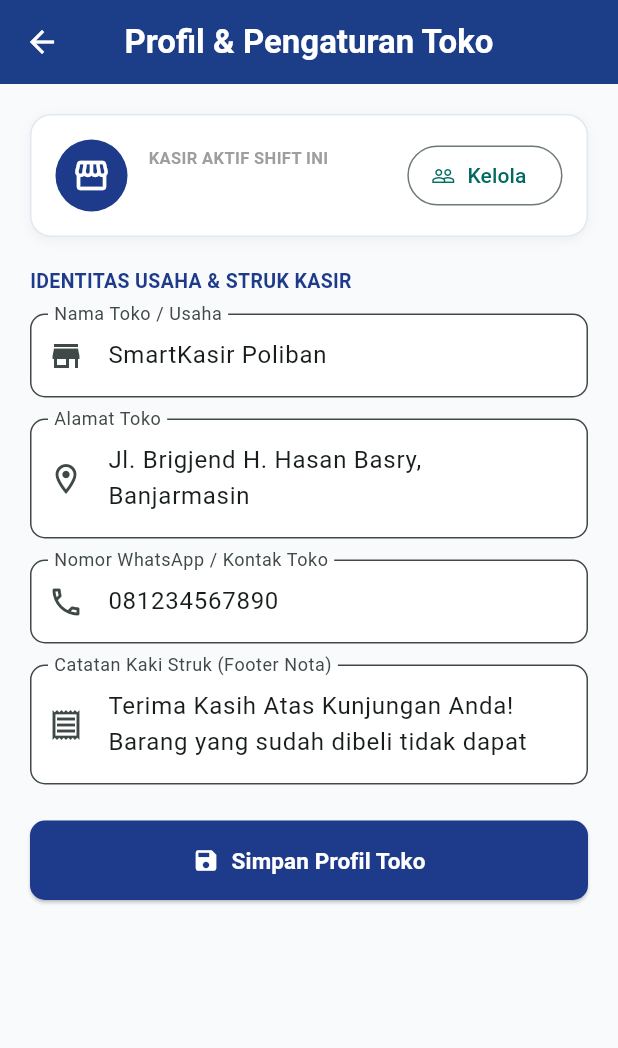
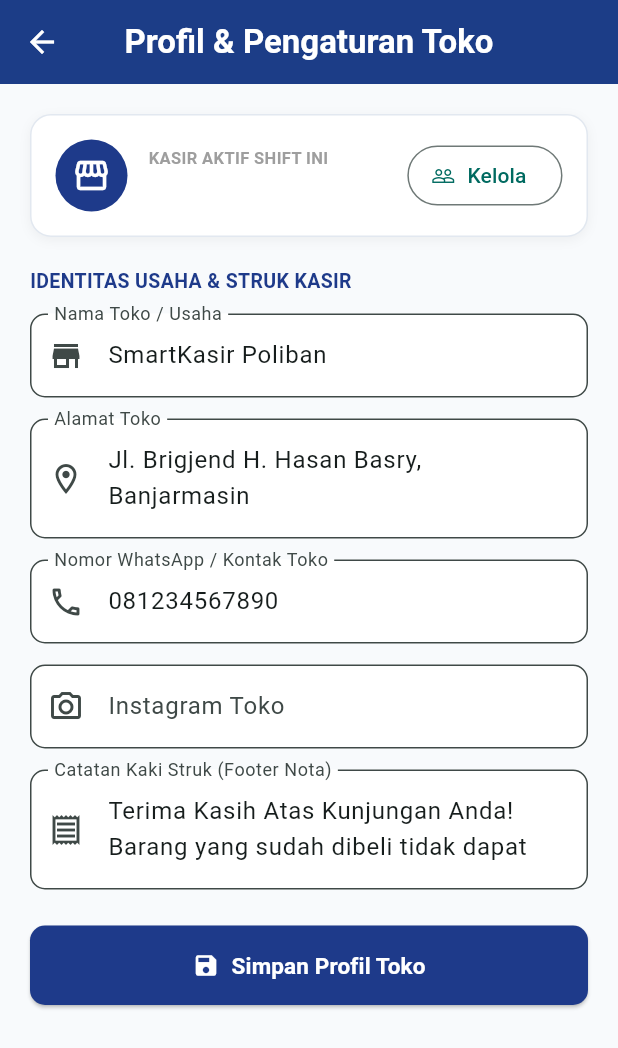
Before and after one commit to anggitamaharani04/smartkasir_app, a Flutter app: the ProfilTokoPage screen opened directly, on a phone screen of 412 x 824 dp. Shown: the top 1048 px of the screen. Run offline on Flutter 3.47's test engine with Material 3 defaults, Android fonts, the phone set to English and light mode, and no system bars; our stand-ins replace shared_preferences, sqflite, sqflite_common_ffi_web; accounts and stored records are empty.

Commit message:
feat(m12): add supervisor role, 6-digit pin, and instagram field

```diff
--- a/lib/pages/kelola_karyawan_page.dart
+++ b/lib/pages/kelola_karyawan_page.dart
@@ -49,12 +49,12 @@ class _KelolaKaryawanPageState extends State<KelolaKaryawanPage> {
     await prefs.setInt('active_cashier_id', staf.id!);
     await prefs.setString('active_cashier_name', staf.namaKaryawan);
 
+    if (!mounted) return;
     setState(() {
       _activeCashierId = staf.id;
       _activeCashierName = staf.namaKaryawan;
     });
 
-    if (!mounted) return;
     ScaffoldMessenger.of(context).showSnackBar(
       SnackBar(
         content: Text('Kasir aktif giliran saat ini: "${staf.namaKaryawan}"'),
@@ -133,6 +133,10 @@ class _KelolaKaryawanPageState extends State<KelolaKaryawanPage> {
     } else if (peran == 'Admin') {
       bg = Colors.blue.shade100;
       fg = Colors.blue.shade900;
+    } else if (peran == 'Supervisor') {
+      // TANTANGAN 1: badge ungu untuk Supervisor
+      bg = Colors.purple.shade100;
+      fg = Colors.purple.shade900;
     } else {
       bg = Colors.green.shade100;
       fg = Colors.green.shade900;
--- a/lib/pages/profil_toko_page.dart
+++ b/lib/pages/profil_toko_page.dart
@@ -18,6 +18,7 @@ class _ProfilTokoPageState extends State<ProfilTokoPage> {
   final _namaTokoController = TextEditingController();
   final _alamatController = TextEditingController();
   final _noWaController = TextEditingController();
+  final _igController = TextEditingController(); // TANTANGAN 3
   final _footerController = TextEditingController();
 
   bool _sedangMenyimpan = false;
@@ -36,6 +37,7 @@ class _ProfilTokoPageState extends State<ProfilTokoPage> {
     _namaTokoController.dispose();
     _alamatController.dispose();
     _noWaController.dispose();
+    _igController.dispose();
     _footerController.dispose();
     super.dispose();
   }
@@ -51,6 +53,7 @@ class _ProfilTokoPageState extends State<ProfilTokoPage> {
           prefs.getString('alamat_toko') ??
           'Jl. Brigjend H. Hasan Basry, Banjarmasin';
       _noWaController.text = prefs.getString('no_wa') ?? '081234567890';
+      _igController.text = prefs.getString('ig_toko') ?? '';
       _footerController.text = prefs.getString('footer_struk') ?? 'Terima Kasih Atas Kunjungan Anda! Barang yang sudah dibeli tidak dapat ditukar.';
       _activeCashierName =
           prefs.getString('active_cashier_name') ?? 'Belum Ditentukan';
@@ -65,6 +68,7 @@ class _ProfilTokoPageState extends State<ProfilTokoPage> {
     await prefs.setString('nama_toko', _namaTokoController.text.trim());
     await prefs.setString('alamat_toko', _alamatController.text.trim());
     await prefs.setString('no_wa', _noWaController.text.trim());
+    await prefs.setString('ig_toko', _igController.text.trim());
     await prefs.setString('footer_struk', _footerController.text.trim());
 
     if (!mounted) return;
@@ -221,7 +225,23 @@ class _ProfilTokoPageState extends State<ProfilTokoPage> {
             ),
             const SizedBox(height: 14),
 
-            // 4. CATATAN KAKI STRUK
+            // 4. INSTAGRAM TOKO (TANTANGAN 3)
+            TextFormField(
+              controller: _igController,
+              decoration: InputDecoration(
+                labelText: 'Instagram Toko',
+                hintText: '@nama_toko',
+                prefixIcon: const Icon(Icons.camera_alt_outlined),
+                border: OutlineInputBorder(
+                  borderRadius: BorderRadius.circular(10),
+                ),
+                filled: true,
+                fillColor: Colors.white,
+              ),
+            ),
+            const SizedBox(height: 14),
+
+            // 5. CATATAN KAKI STRUK
             TextFormField(
               controller: _footerController,
               maxLines: 2,
```
Also changed, not shown: lib/pages/form_karyawan_page.dart (+9 -8 lines).
